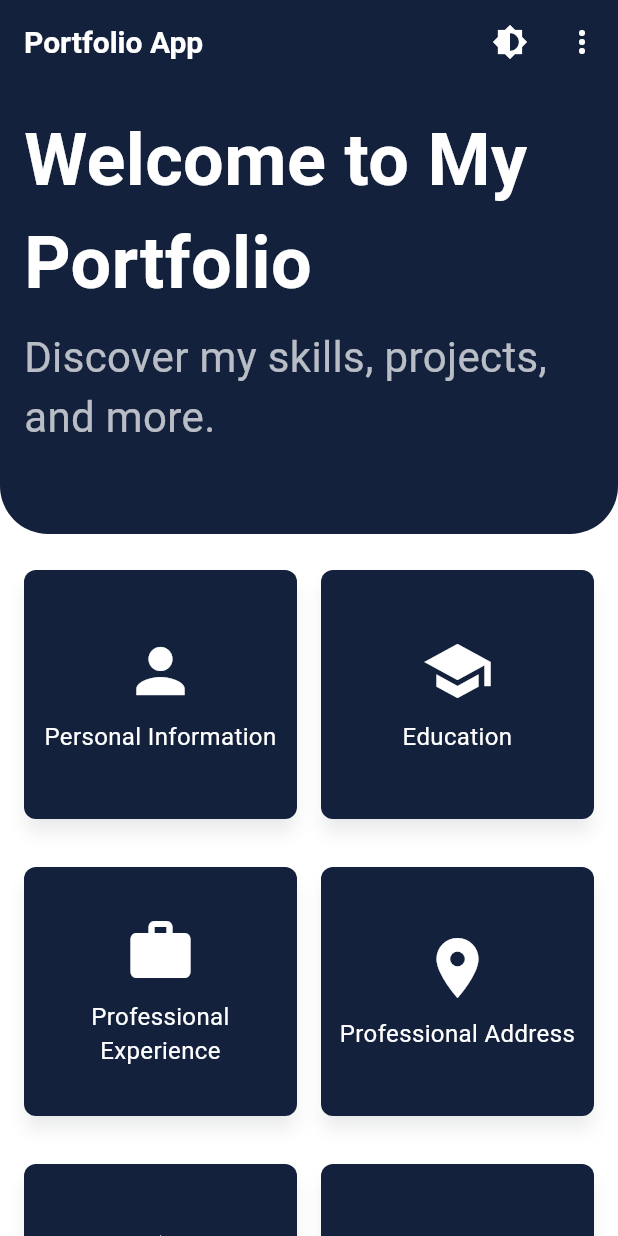
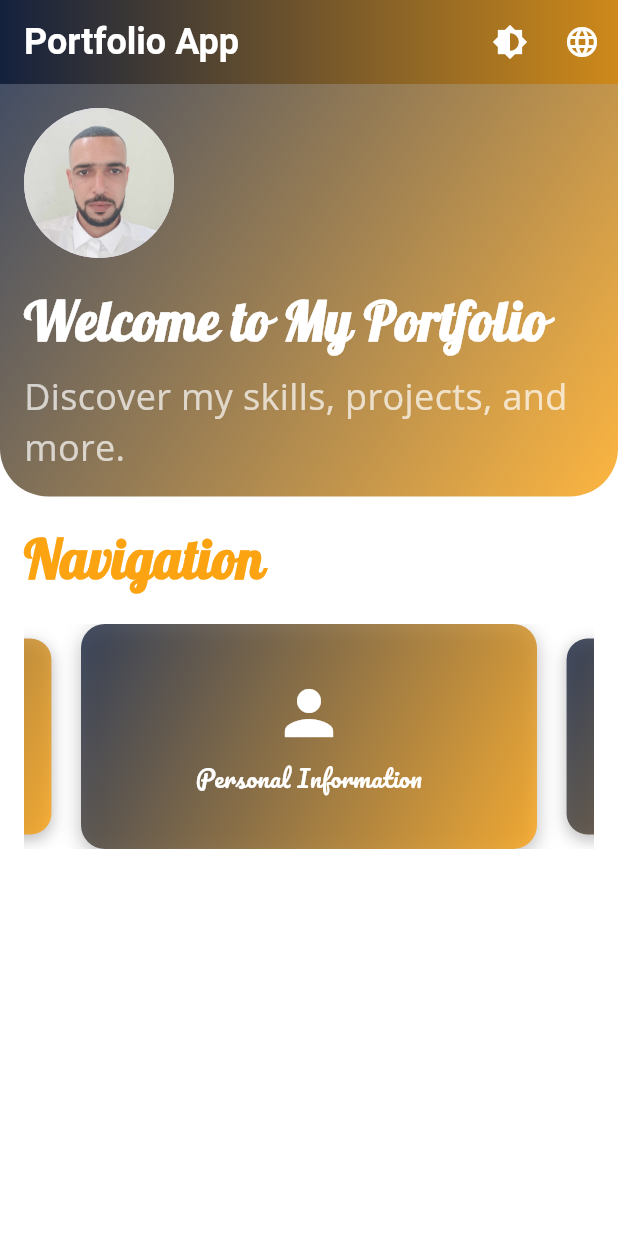
Before and after one commit to maherBoughdiri/flutter-quiz, a Flutter app: the screen it shows after launch, on a phone screen of 412 x 824 dp. Run offline on Flutter 3.47's test engine with Material 3 defaults, Android fonts, the light colour scheme and no system bars; drawn by our look-alikes of carousel_slider; our stand-ins replace flutter_map, google_fonts, latlong2, shared_preferences.

Commit message:
[TASK] change style of home page

```diff
--- a/assets/lang/ar.json
+++ b/assets/lang/ar.json
@@ -11,5 +11,6 @@
   "professional_experience": "الخبرات العملية",
   "professional_address": "العنوان المهني",
   "skills_certifications": "المهارات والشهادات",
-  "portfolio": "المعرض"
+  "portfolio": "المعرض",
+  "navigation_header": "التنقل"
 }
--- a/assets/lang/en.json
+++ b/assets/lang/en.json
@@ -11,5 +11,6 @@
   "professional_experience": "Professional Experience",
   "professional_address": "Professional Address",
   "skills_certifications": "Skills & Certifications",
-  "portfolio": "Portfolio"
+  "portfolio": "Portfolio",
+  "navigation_header": "Navigation"
 }
--- a/assets/lang/fr.json
+++ b/assets/lang/fr.json
@@ -11,5 +11,6 @@
   "professional_experience": "Expériences Professionnelles",
   "professional_address": "Adresse Professionnelle",
   "skills_certifications": "Compétences et Certifications",
-  "portfolio": "Portfolio"
+  "portfolio": "Portfolio",
+  "navigation_header": "Navigation"
 }
--- a/lib/screens/home_screen.dart
+++ b/lib/screens/home_screen.dart
@@ -13,14 +13,35 @@ class HomeScreen extends StatelessWidget {
   Widget build(BuildContext context) {
     return Scaffold(
       appBar: AppBar(
-        title: Text(AppLocalizations.of(context).translate('title')),
+        flexibleSpace: Container(
+          decoration: BoxDecoration(
+            gradient: LinearGradient(
+              colors: [
+                Theme.of(context).primaryColor.withOpacity(0.8),
+                Color(0xFFFCA311).withOpacity(0.8),
+              ],
+              begin: Alignment.bottomLeft,
+              end: Alignment.bottomRight,
+            ),
+          ),
+        ),
+        title: Text(
+          AppLocalizations.of(context).translate('title'),
+          style: TextStyle(
+            color: Colors.white,
+            fontSize: 24,
+            fontWeight: FontWeight.bold,
+          ),
+        ),
         actions: [
           IconButton(
             icon: Icon(Icons.brightness_6),
             onPressed: toggleTheme,
+            color: Colors.white,
           ),
           PopupMenuButton<String>(
             onSelected: changeLanguage,
+            icon: Icon(Icons.language, color: Colors.white),
             itemBuilder: (BuildContext context) {
               return [
                 PopupMenuItem(
@@ -50,5 +71,4 @@ class HomeScreen extends StatelessWidget {
       ),
     );
   }
-
 }
--- a/lib/widgets/home_widgets/hero_widget.dart
+++ b/lib/widgets/home_widgets/hero_widget.dart
@@ -2,6 +2,7 @@ import 'package:flutter/material.dart';
 import 'package:skills_app/constants/localisation.constant.dart';
 import 'package:skills_app/constants/styles.constant.dart';
 import 'package:skills_app/core/localization/app_localizations.dart';
+import 'package:google_fonts/google_fonts.dart';
 
 class buildHeroSection extends StatefulWidget {
   const buildHeroSection({super.key});
@@ -15,31 +16,71 @@ class _buildHeroSectionState extends State<buildHeroSection> {
   Widget build(BuildContext context) {
     return Container(
       width: double.infinity,
-      height: 300,
-      padding: EdgeInsets.all(16.0),
       decoration: BoxDecoration(
-        color: Theme.of(context).primaryColor,
-        // image: DecorationImage(
-        //   image: AssetImage('images/portfolio_image.jpg'),
-        //   fit: BoxFit.cover,
-        // ),
+        // Background image
+        gradient: LinearGradient(
+          colors: [
+            Theme.of(context).primaryColor.withOpacity(0.8),
+            Color(0xFFFCA311).withOpacity(0.8),
+          ],
+          begin: Alignment.topLeft,
+          end: Alignment.bottomRight,
+        ),
         borderRadius: BorderRadius.only(
           bottomLeft: Radius.circular(32.0),
           bottomRight: Radius.circular(32.0),
         ),
       ),
+      child: Stack(
+        children: [
+          // Dark overlay to improve text readability
+          Container(
+            decoration: BoxDecoration(
+              color: Colors.black.withOpacity(0.5),
+              borderRadius: BorderRadius.only(
+                bottomLeft: Radius.circular(32.0),
+                bottomRight: Radius.circular(32.0),
+              ),
+            ),
+          ),
+          Padding(
+            padding: EdgeInsets.all(16.0),
             child: Column(
               crossAxisAlignment: CrossAxisAlignment.start,
+              mainAxisAlignment: MainAxisAlignment.center,
               children: [
+                // Profile picture
+                CircleAvatar(
+                  radius: 50,
+                  backgroundImage: AssetImage(
+                      'assets/images/my_img.jpg'), // Ensure this image is in your assets
+                ),
+                SizedBox(height: 16.0),
+                // Welcome message
                 Text(
                   getTranslate(context, 'welcome'),
-            style: headingS48_fwB_CW,
+                  style: GoogleFonts.lobster(
+                    textStyle: TextStyle(
+                      color: Colors.white,
+                      fontSize: 36,
+                      fontWeight: FontWeight.bold,
+                    ),
+                  ),
                 ),
                 SizedBox(height: 8.0),
+                // Subheading
                 Text(
                   getTranslate(context, 'discover'),
-            style: subheadingS28_fwN_CW,
-          )
+                  style: GoogleFonts.openSans(
+                    textStyle: TextStyle(
+                      color: Colors.white70,
+                      fontSize: 24,
+                    ),
+                  ),
+                ),
+              ],
+            ),
+          ),
         ],
       ),
     );
--- a/lib/widgets/home_widgets/navigation_cards_widget.dart
+++ b/lib/widgets/home_widgets/navigation_cards_widget.dart
@@ -1,5 +1,9 @@
+import 'package:carousel_slider/carousel_slider.dart';
 import 'package:flutter/material.dart';
+import 'package:google_fonts/google_fonts.dart';
+import 'package:skills_app/constants/localisation.constant.dart';
 import 'package:skills_app/core/localization/app_localizations.dart';
+import 'package:skills_app/widgets/home_widgets/title_section.widget.dart';
 
 class NavigationCardsWidget extends StatefulWidget {
   const NavigationCardsWidget({super.key});
@@ -11,28 +15,41 @@ class NavigationCardsWidget extends StatefulWidget {
 class _NavigationCardsWidgetState extends State<NavigationCardsWidget> {
   @override
   Widget build(BuildContext context) {
-    return Padding(
-      padding: EdgeInsets.all(16.0),
-      child: GridView.builder(
-        shrinkWrap: true,
-        physics: NeverScrollableScrollPhysics(),
-        gridDelegate: SliverGridDelegateWithFixedCrossAxisCount(
-          crossAxisCount: 2, // Number of items per row
-          childAspectRatio: 1, // Adjust to fit your desired aspect ratio
-          mainAxisSpacing: 16,
-          crossAxisSpacing: 16,
+    return Column(
+      crossAxisAlignment: CrossAxisAlignment.start,
+      children: [
+        SectionTitle(
+          title: getTranslate(context, 'navigation_header'),
+        ),
+        Padding(
+          padding: EdgeInsets.only(
+            left: 16.0,
+            top: 2.0,
+            right: 16.0,
+            bottom: 2.0,
+          ),
+          child: CarouselSlider.builder(
+            options: CarouselOptions(
+              height: 150,
+              aspectRatio: 2.0,
+              viewportFraction: 0.8,
+              enlargeCenterPage: true,
+              scrollDirection: Axis.horizontal,
+              autoPlay: true,
+              autoPlayInterval: Duration(seconds: 3),
             ),
             itemCount: _navigationItems.length,
-        itemBuilder: (context, index) {
+            itemBuilder: (context, index, realIdx) {
               return _buildCard(
                 context,
                 icon: _navigationItems[index].icon,
-            label: AppLocalizations.of(context)
-                .translate(_navigationItems[index].labelKey),
+                label: getTranslate(context, _navigationItems[index].labelKey),
                 routeName: _navigationItems[index].routeName,
               );
             },
           ),
+        ),
+      ],
     );
   }
 
@@ -40,18 +57,32 @@ class _NavigationCardsWidgetState extends State<NavigationCardsWidget> {
       {required IconData icon,
       required String label,
       required String routeName}) {
-    return Card(
-      margin: EdgeInsets.symmetric(vertical: 8.0),
-      child: Container(
-        padding: EdgeInsets.all(8),
-        decoration: BoxDecoration(
-          color: Theme.of(context).primaryColor,
-          borderRadius: BorderRadius.circular(8),
-        ),
-        child: GestureDetector(
+    return InkWell(
       onTap: () {
         Navigator.pushNamed(context, routeName);
       },
+      borderRadius: BorderRadius.circular(16),
+      child: Container(
+        width: MediaQuery.of(context).size.width * 0.8,
+        padding: EdgeInsets.all(4),
+        decoration: BoxDecoration(
+          gradient: LinearGradient(
+            colors: [
+              Theme.of(context).primaryColor.withOpacity(0.8),
+              Color(0xFFFCA311).withOpacity(0.8),
+            ],
+            begin: Alignment.topLeft,
+            end: Alignment.bottomRight,
+          ),
+          borderRadius: BorderRadius.circular(16),
+          boxShadow: [
+            BoxShadow(
+              color: Colors.black26,
+              offset: Offset(0, 4),
+              blurRadius: 10,
+            ),
+          ],
+        ),
         child: Column(
           mainAxisAlignment: MainAxisAlignment.center,
           children: [
@@ -64,13 +95,14 @@ class _NavigationCardsWidgetState extends State<NavigationCardsWidget> {
             Text(
               label,
               textAlign: TextAlign.center,
-                style: TextStyle(
+              style: GoogleFonts.pacifico(
+                textStyle: TextStyle(
                   color: Colors.white,
                   fontSize: 16,
                 ),
               ),
+            ),
           ],
-          ),
         ),
       ),
     );
--- /dev/null
+++ b/lib/widgets/home_widgets/title_section.widget.dart
@@ -0,0 +1,25 @@
+import 'package:flutter/material.dart';
+import 'package:google_fonts/google_fonts.dart';
+
+class SectionTitle extends StatelessWidget {
+  final String title;
+
+  const SectionTitle({super.key, required this.title});
+
+  @override
+  Widget build(BuildContext context) {
+    return Padding(
+      padding: EdgeInsets.all(16.0),
+      child: Text(
+        title,
+        style: GoogleFonts.lobster(
+          textStyle: TextStyle(
+            fontSize: 36,
+            fontWeight: FontWeight.bold,
+            color: Color(0xFFFCA311),
+          ),
+        ),
+      ),
+    );
+  }
+}
--- a/pubspec.yaml
+++ b/pubspec.yaml
@@ -39,6 +39,8 @@ dependencies:
   # The following adds the Cupertino Icons font to your application.
   # Use with the CupertinoIcons class for iOS style icons.
   cupertino_icons: ^1.0.6
+  google_fonts: ^6.2.1
+  carousel_slider: ^4.2.1
 
 dev_dependencies:
   flutter_test:
```
Also changed, not shown: assets/images/my_img.jpg (added), pubspec.lock. Lines whose indentation alone changed are shown as unchanged.
